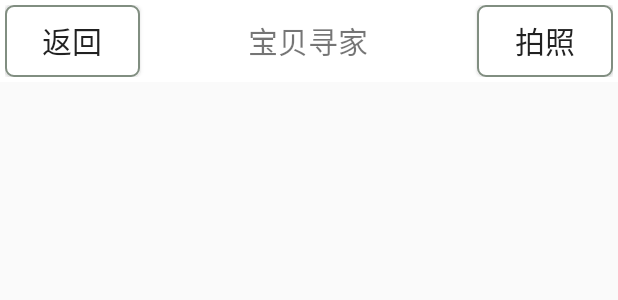
After one commit to LearningBoy/AndroidSketchingTools, an Android app: the layout head_title.xml on its own in the app's theme, with its tools: preview values and no code run, on a phone screen of 412 x 824 dp. The commit adds this screen. Shown: the top 300 px of the screen. Run offline under Robolectric (Android 15) with nearby library versions, the phone set to English and light mode, and no system bars.

Commit message:
添加标题

```diff
--- a/SketchingTools/app/src/main/AndroidManifest.xml
+++ b/SketchingTools/app/src/main/AndroidManifest.xml
@@ -7,7 +7,7 @@
         android:icon="@mipmap/ic_launcher"
         android:label="@string/app_name"
         android:supportsRtl="true"
-        android:theme="@style/AppTheme" >
+        android:theme="@style/Theme.AppCompat.Light.NoActionBar" >
         <activity android:name=".MainActivity" >
             <intent-filter>
                 <action android:name="android.intent.action.MAIN" />
--- /dev/null
+++ b/SketchingTools/app/src/main/res/drawable/back_style.xml
@@ -0,0 +1,6 @@
+<?xml version="1.0" encoding="utf-8"?>
+<shape xmlns:android="http://schemas.android.com/apk/res/android">
+    <stroke android:color="#818e81" android:width="1dp"/>
+    <solid android:color="#FFFFFF"/>
+    <corners android:radius="5dp"/>
+</shape>
--- /dev/null
+++ b/SketchingTools/app/src/main/res/layout/head_title.xml
@@ -0,0 +1,30 @@
+<?xml version="1.0" encoding="utf-8"?>
+<LinearLayout xmlns:android="http://schemas.android.com/apk/res/android"
+    android:layout_width="match_parent"
+    android:layout_height="wrap_content"
+    android:padding="3dp"
+    android:orientation="horizontal"
+    android:background="#FFFFFF">
+
+    <Button
+        android:layout_weight="1"
+        android:layout_width="0dp"
+        android:layout_height="match_parent"
+        android:text="@string/back"
+        android:textSize="20sp"
+        android:background="@drawable/back_style"/>
+    <TextView
+        android:layout_weight="2.5"
+        android:layout_width="0dp"
+        android:layout_height="match_parent"
+        android:gravity="center"
+        android:text="@string/baby_go_home"
+        android:textSize="20sp"/>
+    <Button
+        android:layout_weight="1"
+        android:layout_width="0dp"
+        android:layout_height="match_parent"
+        android:text="拍照"
+        android:textSize="20sp"
+        android:background="@drawable/back_style"/>
+</LinearLayout>
--- a/SketchingTools/app/src/main/res/values/strings.xml
+++ b/SketchingTools/app/src/main/res/values/strings.xml
@@ -1,3 +1,7 @@
 <resources>
     <string name="app_name">SketchingTools</string>
+
+    <!-- 宝贝寻家 -->
+    <string name="baby_go_home">宝贝寻家</string>
+    <string name="back">返回</string>
 </resources>
--- a/SketchingTools/app/src/main/res/values/styles.xml
+++ b/SketchingTools/app/src/main/res/values/styles.xml
@@ -8,4 +8,5 @@
         <item name="colorAccent">@color/colorAccent</item>
     </style>
 
+
 </resources>
```
Also changed, not shown: SketchingTools/app/src/main/res/layout/activity_main.xml (+8 -8 lines).
